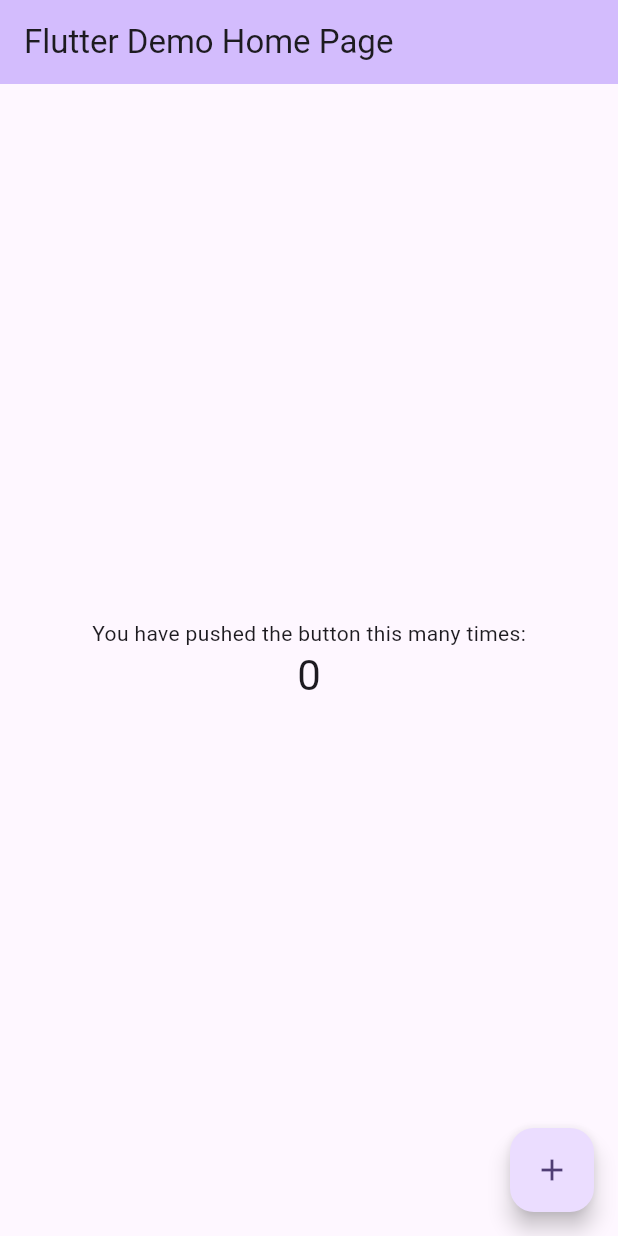
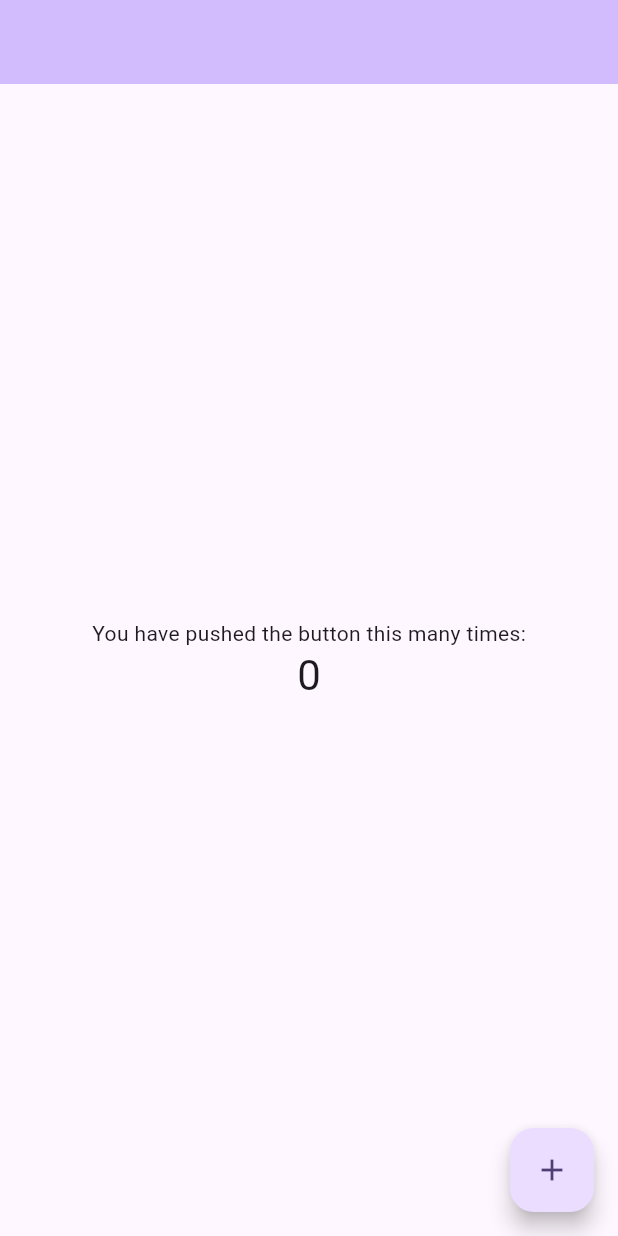
Before and after one commit to KhaderMurtaja/watch_it_discover, a Flutter app: the screen it shows after launch, on a phone screen of 412 x 824 dp. Run offline on Flutter 3.47's test engine with Material 3 defaults, Android fonts, the phone set to English and light mode, and no system bars; our stand-ins replace get_it.

Commit message:
Rename class | Remove title

```diff
--- a/lib/pages/counter.dart
+++ b/lib/pages/user_name.dart
@@ -1,21 +1,15 @@
 import 'package:flutter/material.dart';
 
 /// A page that displays a counter.
-class CounterPage extends StatefulWidget {
-  /// Constructs the [CounterPage].
-  const CounterPage({
-    required this.title,
-    super.key,
-  });
-
-  /// The title of the page.
-  final String title;
+class UserName extends StatefulWidget {
+  /// Constructs the [UserName].
+  const UserName({super.key});
 
   @override
-  State<CounterPage> createState() => _CounterPageState();
+  State<UserName> createState() => _UserNameState();
 }
 
-class _CounterPageState extends State<CounterPage> {
+class _UserNameState extends State<UserName> {
   int _counter = 0;
 
   void _incrementCounter() {
@@ -29,7 +23,6 @@ class _CounterPageState extends State<CounterPage> {
     return Scaffold(
       appBar: AppBar(
         backgroundColor: Theme.of(context).colorScheme.inversePrimary,
-        title: Text(widget.title),
       ),
       body: Center(
         child: Column(
--- a/lib/watch_it_app/watch_it_app.dart
+++ b/lib/watch_it_app/watch_it_app.dart
@@ -1,5 +1,5 @@
 import 'package:flutter/material.dart';
-import 'package:watch_it_discover/pages/counter.dart';
+import 'package:watch_it_discover/pages/user_name.dart';
 
 /// The root widget of the application.
 class WatchItApp extends StatelessWidget {
@@ -9,12 +9,12 @@ class WatchItApp extends StatelessWidget {
   @override
   Widget build(BuildContext context) {
     return MaterialApp(
-      title: 'Flutter Demo',
+      title: 'WatchIt Demo',
       theme: ThemeData(
         colorScheme: ColorScheme.fromSeed(seedColor: Colors.deepPurple),
         useMaterial3: true,
       ),
-      home: const CounterPage(title: 'Flutter Demo Home Page'),
+      home: const UserName(),
     );
   }
 }
```
